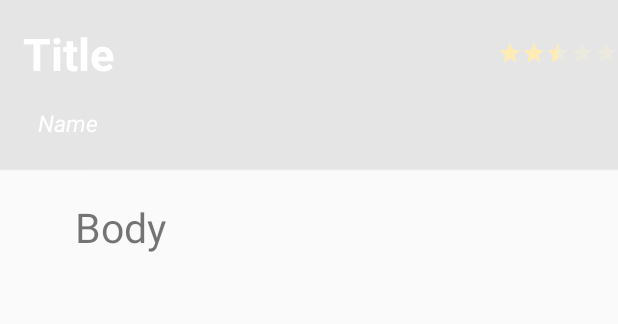
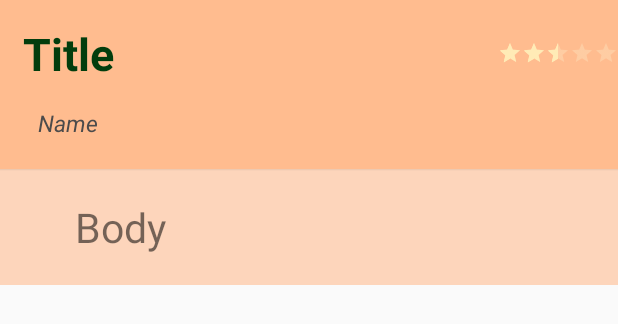
Before and after one commit to harveylallave/MOBAPDE, an Android app: the layout item_comment.xml on its own in the app's theme, with its tools: preview values and no code run, on a phone screen of 412 x 824 dp. Shown: the top 324 px of the screen. Run offline under Robolectric (Android 15) with nearby library versions, the phone set to English and light mode, and no system bars.

Commit message:
++
- new ui (recyclerviews)
- Comment name connected
- refreshes page after adding a rate on a prof

```diff
--- a/app/src/main/java/valdez/lallave/dagdag/dlsu_profstopick/JavaActivities/HomePage.java
+++ b/app/src/main/java/valdez/lallave/dagdag/dlsu_profstopick/JavaActivities/HomePage.java
@@ -90,7 +90,6 @@ public class HomePage extends AppCompatActivity {
 
         emailMenuItem.setText(reviewer);
 
-        Toast.makeText(v.getContext().getApplicationContext(), logoutMenuItem.getText().toString(),Toast.LENGTH_SHORT).show();
         // TODO Link menuitems(followed profs, suggest a prof, change pass)
 
         logoutMenuItem.setOnClickListener(new View.OnClickListener() {
--- a/app/src/main/java/valdez/lallave/dagdag/dlsu_profstopick/Service/Adapters/CommentAdapter.java
+++ b/app/src/main/java/valdez/lallave/dagdag/dlsu_profstopick/Service/Adapters/CommentAdapter.java
@@ -34,6 +34,7 @@ public class CommentAdapter
         final Comment currentComment = comments.get(position);
         holder.tvTitle.setText(currentComment.getTitle());
         holder.tvBody.setText(currentComment.getBody());
+        holder.tvReviewer.setText(currentComment.getReviewer());
         holder.rbComment.setRating(currentComment.getRate());
 
         holder.itemView.setTag(currentComment);
@@ -54,7 +55,8 @@ public class CommentAdapter
     public class CommentViewHolder extends RecyclerView.ViewHolder{
 
         TextView tvTitle,
-                 tvBody;
+                 tvBody,
+                 tvReviewer;
 
         RatingBar rbComment;
 
@@ -62,6 +64,7 @@ public class CommentAdapter
             super(itemView);
             tvTitle = (TextView) itemView.findViewById(R.id.tv_title);
             tvBody = (TextView) itemView.findViewById(R.id.tv_body);
+            tvReviewer = (TextView) itemView.findViewById(R.id.tv_reviewer);
             rbComment = (RatingBar) itemView.findViewById(R.id.rb_comment);
 
 
--- a/app/src/main/java/valdez/lallave/dagdag/dlsu_profstopick/Service/DBHandler.java
+++ b/app/src/main/java/valdez/lallave/dagdag/dlsu_profstopick/Service/DBHandler.java
@@ -259,7 +259,7 @@ public class DBHandler extends SQLiteOpenHelper {
 
     public List<Comment> getAllCommentsPerTeacher(int teacherId) {
 
-        List<Comment> commentList = new ArrayList<Comment>();
+        List<Comment> commentList = new ArrayList<>();
 
         // Select All Query
         String selectQuery = "SELECT  * FROM " + TABLE_COMMENT +
@@ -273,7 +273,8 @@ public class DBHandler extends SQLiteOpenHelper {
             do {
 
                 Comment comment = new Comment();
-                comment.setId(Integer.parseInt(cursor.getString(0)));
+                System.out.println("Comment = {id: " + cursor.getInt(0) + " || title: "+ cursor.getString(1) + "}");
+                comment.setId(cursor.getInt(0));
                 comment.setTitle(cursor.getString(1));
                 comment.setBody(cursor.getString(2));
                 comment.setRate(cursor.getFloat(3));
--- a/app/src/main/res/layout/item_comment.xml
+++ b/app/src/main/res/layout/item_comment.xml
@@ -9,7 +9,7 @@
         android:layout_width="match_parent"
         android:layout_height="wrap_content"
         android:orientation="vertical"
-        android:background="#e5e5e5"
+        android:background="#ffbc8f"
         android:translationZ="1dp"
         android:paddingBottom="20dp">
 
@@ -25,7 +25,7 @@
                 android:padding="15dp"
                 android:text="Title"
                 android:textStyle="bold"
-                android:textColor="#ffffff"
+                android:textColor="#023d0d"
                 />
 
             <RatingBar
@@ -49,7 +49,7 @@
             android:textSize="15sp"
             android:text="Name"
             android:textStyle="italic"
-            android:textColor="#ffffff"
+            android:textColor="#4c4b4b"
             android:paddingLeft="25dp"
             />
     </LinearLayout>
@@ -64,6 +64,7 @@
         android:paddingBottom="20dp"
         android:paddingEnd="50dp"
         android:text="Body"
+        android:background="#96ffbc8f"
         />
 
 
--- a/app/src/main/res/layout/item_teacher.xml
+++ b/app/src/main/res/layout/item_teacher.xml
@@ -14,12 +14,14 @@
         android:padding="15dp"
         android:text="Name"
         android:translationZ="1dp"
-        android:background="#e5e5e5"
+        android:background="#ffbc8f"
         />
 
     <LinearLayout
         android:layout_width="match_parent"
-        android:layout_height="wrap_content">
+        android:layout_height="wrap_content"
+        android:paddingBottom="5dp"
+        android:background="#96ffbc8f">
         <RatingBar
             android:id="@+id/rb_teacher"
             android:layout_width="wrap_content"
```
Also changed, not shown: app/src/main/java/valdez/lallave/dagdag/dlsu_profstopick/JavaActivities/ProfPage.java (+49 -16 lines).
